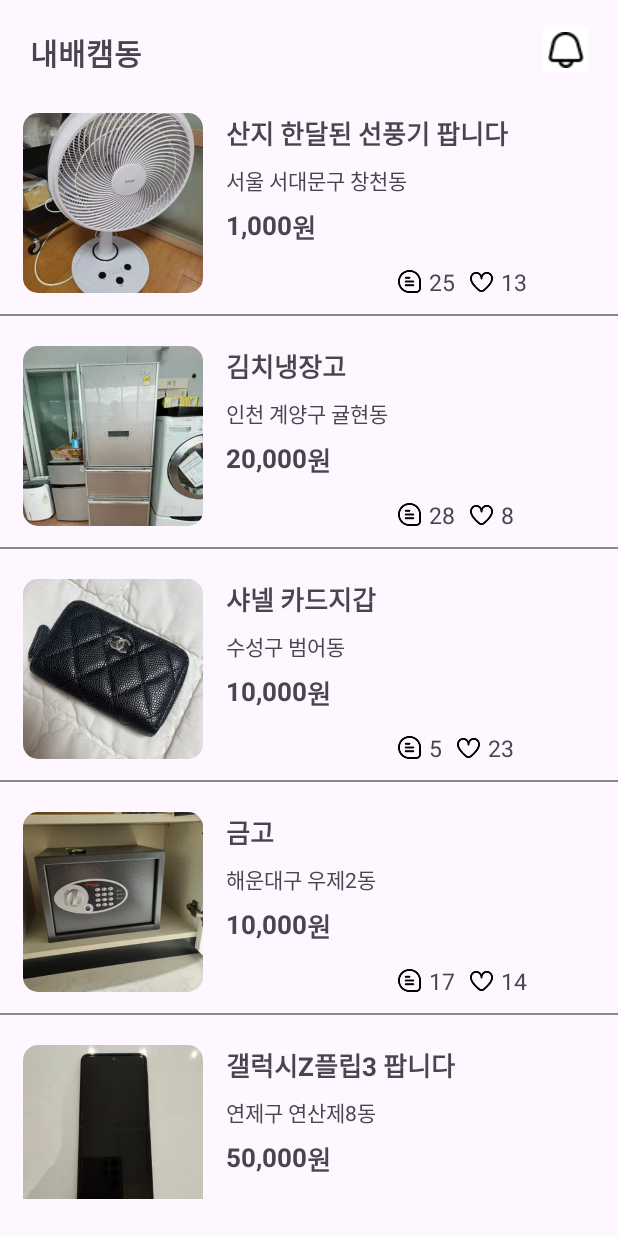
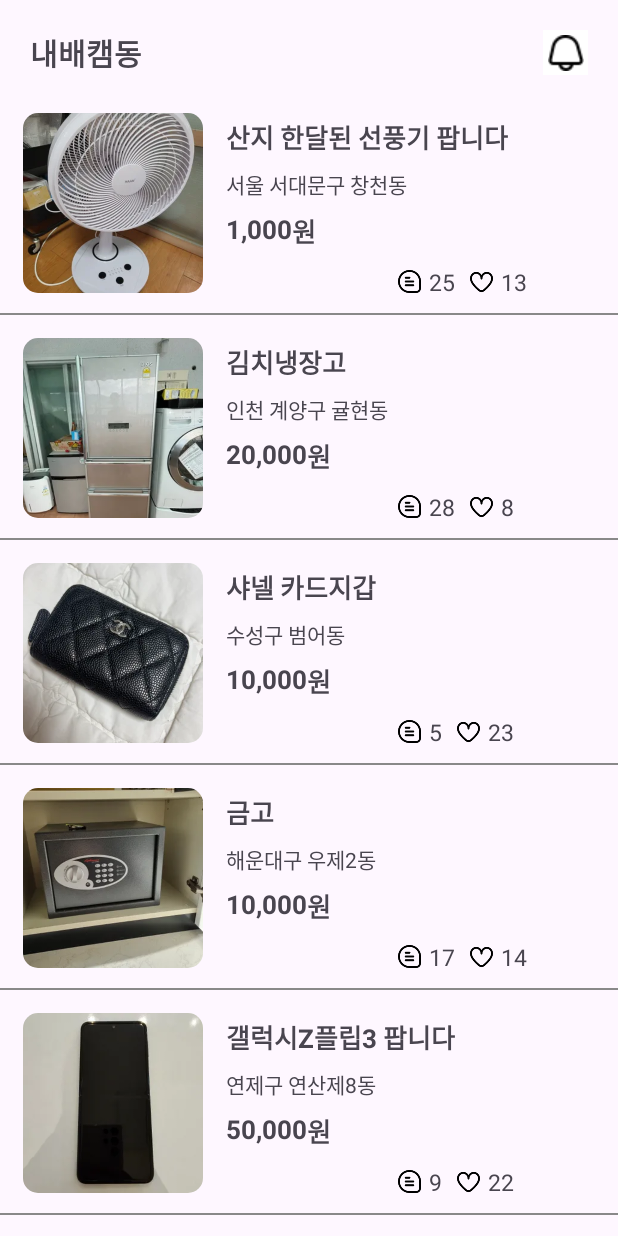
Before and after one commit to hyezg/kotlin-market2, an Android app: the screen it shows after launch (MainActivity), on a phone screen of 412 x 824 dp. Run offline under Robolectric (Android 15) with nearby library versions, the phone set to English and light mode, and no system bars.

Commit message:
Update: main,detail layout 수정

```diff
--- a/app/src/main/res/layout/activity_main.xml
+++ b/app/src/main/res/layout/activity_main.xml
@@ -6,36 +6,47 @@
     android:layout_height="match_parent"
     tools:context=".MainActivity">
 
+    <androidx.constraintlayout.widget.ConstraintLayout
+        android:id="@+id/top_bar"
+        android:layout_width="match_parent"
+        android:layout_height="50dp"
+        android:layout_marginTop="10dp"
+        app:layout_constraintEnd_toEndOf="parent"
+        app:layout_constraintStart_toStartOf="parent"
+        app:layout_constraintTop_toTopOf="parent">
+
         <TextView
             android:id="@+id/place"
             android:layout_width="wrap_content"
             android:layout_height="wrap_content"
             android:layout_marginStart="20dp"
-        android:layout_marginTop="20dp"
             android:text="내배캠동"
             android:textSize="20sp"
             android:textStyle="bold"
+            app:layout_constraintBottom_toBottomOf="parent"
             app:layout_constraintStart_toStartOf="parent"
             app:layout_constraintTop_toTopOf="parent" />
 
         <ImageButton
             android:id="@+id/notificationBtn"
-        android:src="@drawable/bell"
-        android:background="@color/white"
             android:layout_width="30dp"
             android:layout_height="30dp"
-        android:layout_marginTop="18dp"
             android:layout_marginEnd="20dp"
+            android:background="@color/white"
+            android:src="@drawable/bell"
+            app:layout_constraintBottom_toBottomOf="parent"
             app:layout_constraintEnd_toEndOf="parent"
             app:layout_constraintTop_toTopOf="parent" />
 
+    </androidx.constraintlayout.widget.ConstraintLayout>
+
     <androidx.recyclerview.widget.RecyclerView
         android:id="@+id/rv_item"
-        android:layout_marginTop="5dp"
         android:layout_width="match_parent"
-        android:layout_height="wrap_content"
-        app:layout_constraintTop_toBottomOf="@id/place"
-        tools:listitem="@layout/item_layout"
-        android:paddingBottom="80dp"
-        />
+        android:layout_height="0dp"
+        app:layout_constraintBottom_toBottomOf="parent"
+        app:layout_constraintEnd_toEndOf="parent"
+        app:layout_constraintStart_toStartOf="parent"
+        app:layout_constraintTop_toBottomOf="@id/top_bar"
+        tools:listitem="@layout/item_layout" />
 </androidx.constraintlayout.widget.ConstraintLayout>
--- a/app/src/main/res/layout/item_layout.xml
+++ b/app/src/main/res/layout/item_layout.xml
@@ -2,16 +2,16 @@
 <androidx.constraintlayout.widget.ConstraintLayout xmlns:android="http://schemas.android.com/apk/res/android"
     xmlns:app="http://schemas.android.com/apk/res-auto"
     android:layout_width="match_parent"
-    android:layout_height="wrap_content">
+    android:layout_height="150dp">
 
     <androidx.cardview.widget.CardView
         android:id="@+id/cardview"
-        android:layout_marginStart="15dp"
-        android:layout_marginTop="20dp"
         android:layout_width="120dp"
         android:layout_height="120dp"
+        android:layout_marginStart="15dp"
         app:cardCornerRadius="10dp"
         app:cardElevation="0dp"
+        app:layout_constraintBottom_toBottomOf="parent"
         app:layout_constraintStart_toStartOf="parent"
         app:layout_constraintTop_toTopOf="parent">
 
@@ -20,26 +20,24 @@
             android:layout_width="120dp"
             android:layout_height="120dp"
             android:background="@drawable/item_radius"
-            android:src="@drawable/sample1"
-            app:layout_constraintStart_toStartOf="parent"
-            app:layout_constraintTop_toTopOf="parent" />
+            android:src="@drawable/sample1" />
     </androidx.cardview.widget.CardView>
 
     <androidx.constraintlayout.widget.ConstraintLayout
         android:layout_width="200dp"
         android:layout_height="wrap_content"
         android:layout_marginStart="15dp"
-        android:layout_marginTop="20dp"
+        android:layout_marginTop="18dp"
+        android:paddingEnd="10dp"
         app:layout_constraintStart_toEndOf="@id/cardview"
-        app:layout_constraintTop_toTopOf="parent"
-        android:paddingEnd="10dp">
+        app:layout_constraintTop_toTopOf="parent">
 
         <TextView
             android:id="@+id/title"
             android:layout_width="0dp"
             android:layout_height="wrap_content"
+            android:layout_marginEnd="10dp"
             android:text="제품 이름 이름 이름 이름 이름 이름 이름 이름"
-            android:layout_marginEnd="10dp"
             android:textSize="17sp"
             android:textStyle="bold"
             app:layout_constraintStart_toStartOf="parent"
@@ -65,6 +63,7 @@
             android:textStyle="bold"
             app:layout_constraintStart_toStartOf="parent"
             app:layout_constraintTop_toBottomOf="@id/place" />
+
         <TextView
             android:layout_width="0dp"
             android:layout_height="wrap_content"
@@ -72,8 +71,8 @@
             android:text="원"
             android:textSize="17sp"
             android:textStyle="bold"
-            app:layout_constraintTop_toBottomOf="@id/place"
-            app:layout_constraintStart_toEndOf="@id/price"/>
+            app:layout_constraintStart_toEndOf="@id/price"
+            app:layout_constraintTop_toBottomOf="@id/place" />
 
     </androidx.constraintlayout.widget.ConstraintLayout>
 
@@ -93,9 +92,9 @@
         android:layout_marginStart="5dp"
         android:text="숫자"
         android:textSize="15sp"
+        app:layout_constraintBottom_toBottomOf="@id/iv_chat"
         app:layout_constraintStart_toEndOf="@id/iv_chat"
-        app:layout_constraintTop_toTopOf="@id/iv_chat"
-        app:layout_constraintBottom_toBottomOf="@id/iv_chat"/>
+        app:layout_constraintTop_toTopOf="@id/iv_chat" />
 
     <ImageView
         android:id="@+id/good"
@@ -113,17 +112,16 @@
         android:layout_marginStart="5dp"
         android:text="숫자"
         android:textSize="15sp"
+        app:layout_constraintBottom_toBottomOf="@id/good"
         app:layout_constraintStart_toEndOf="@id/good"
-        app:layout_constraintTop_toTopOf="@id/iv_chat"
-        app:layout_constraintBottom_toBottomOf="@id/good"/>
+        app:layout_constraintTop_toTopOf="@id/iv_chat" />
 
-    <TextView
+    <View
         android:layout_width="match_parent"
         android:layout_height="1dp"
         android:background="@color/gray"
-        android:layout_marginTop="14dp"
-        app:layout_constraintStart_toStartOf="parent"
-        app:layout_constraintTop_toBottomOf="@id/cardview"
-        app:layout_constraintEnd_toEndOf="parent" />
+        app:layout_constraintBottom_toBottomOf="parent"
+        app:layout_constraintEnd_toEndOf="parent"
+        app:layout_constraintStart_toStartOf="parent" />
 
 </androidx.constraintlayout.widget.ConstraintLayout>
--- a/app/src/main/res/values/colors.xml
+++ b/app/src/main/res/values/colors.xml
@@ -4,5 +4,6 @@
     <color name="white">#FFFFFFFF</color>
     <color name="gray">#898989</color>
     <color name="temperature">#009688</color>
+    <color name="chatBtn">#F44336</color>
 
 </resources>
```
Also changed, not shown: app/src/main/res/drawable/chat_btn.xml (added, +7 -0 lines), app/src/main/res/layout/activity_detail.xml (+42 -27 lines). Lines whose indentation alone changed are shown as unchanged.
